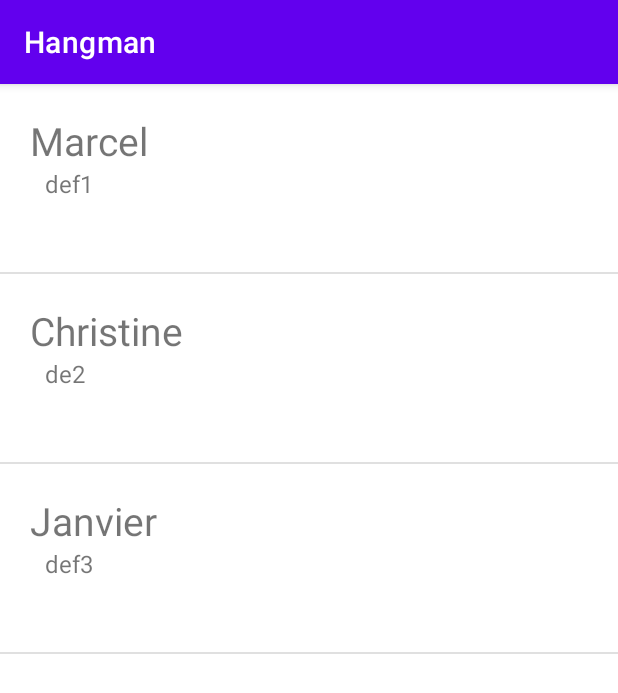
After one commit to bkrtraore/Hangman, an Android app: the Liste screen opened directly, with no data from a screen before it, on a phone screen of 412 x 824 dp. The commit adds this screen. Shown: the top 693 px of the screen. Run offline under Robolectric (Android 15) with nearby library versions, the phone set to English and light mode, and no system bars.

Commit message:
Complet, manque DB

```diff
--- a/app/src/main/AndroidManifest.xml
+++ b/app/src/main/AndroidManifest.xml
@@ -19,11 +19,11 @@
             </intent-filter>
         </activity>
         <activity
-            android:name="Options"
+            android:name=".Liste"
             android:exported="true">
         </activity>
         <activity
-            android:name="About"
+            android:name=".About"
             android:exported="true">
         </activity>
     </application>
--- /dev/null
+++ b/app/src/main/java/com/example/hangman/Liste.java
@@ -0,0 +1,53 @@
+package com.example.hangman;
+
+import android.os.Bundle;
+
+import androidx.annotation.Nullable;
+import androidx.appcompat.app.AppCompatActivity;
+import androidx.recyclerview.widget.DividerItemDecoration;
+import androidx.recyclerview.widget.LinearLayoutManager;
+import androidx.recyclerview.widget.RecyclerView;
+
+import java.util.ArrayList;
+
+public class Liste extends AppCompatActivity {
+
+
+    @Override
+    protected void onCreate(@Nullable Bundle savedInstanceState) {
+        super.onCreate(savedInstanceState);
+        setContentView (R.layout.liste);
+
+        ArrayList<Word> wordArrayList= new ArrayList<>();
+
+        Word one = new Word("Marcel","def1");
+        Word two = new Word("Christine","de2");
+        Word three = new Word("Janvier","def3");
+
+
+        wordArrayList.add(one);
+        wordArrayList.add(two);
+        wordArrayList.add(three);
+
+        RecyclerView recyclerView =findViewById(R.id.recyclerViewId);
+
+        WordRecyclerViewAdapter wordAdapter = new WordRecyclerViewAdapter(R.layout.word_item, this, wordArrayList);
+        RecyclerView.LayoutManager recyclerViewLayoutManager = new LinearLayoutManager(this);
+
+        recyclerView.setLayoutManager(recyclerViewLayoutManager);
+        recyclerView.setAdapter(wordAdapter);
+        recyclerView.addItemDecoration(new DividerItemDecoration(recyclerView.getContext(), DividerItemDecoration.VERTICAL));
+        /*
+        // Get drawable object
+        Drawable mDivider = ContextCompat.getDrawable(this, R.drawable.divider);
+        // Create a DividerItemDecoration whose orientation is Horizontal
+        DividerItemDecoration hItemDecoration = new DividerItemDecoration(this,
+                DividerItemDecoration.HORIZONTAL);
+        // Set the drawable on it
+        hItemDecoration.setDrawable(mDivider);
+        */
+    }
+
+
+
+}
--- a/app/src/main/java/com/example/hangman/Options.java
+++ /dev/null
@@ -1,6 +0,0 @@
-package com.example.hangman;
-
-import androidx.appcompat.app.AppCompatActivity;
-
-public class Options extends AppCompatActivity {
-}
--- /dev/null
+++ b/app/src/main/java/com/example/hangman/Word.java
@@ -0,0 +1,27 @@
+package com.example.hangman;
+
+public class Word {
+    public String mot ;
+    public String definition;
+
+    public Word(String mot, String definition) {
+        this.mot = mot;
+        this.definition = definition;
+    }
+
+    public String getMot() {
+        return mot;
+    }
+
+    public void setMot(String mot) {
+        this.mot = mot;
+    }
+
+    public String getDefinition() {
+        return definition;
+    }
+
+    public void setDefinition(String definition) {
+        this.definition = definition;
+    }
+}
--- /dev/null
+++ b/app/src/main/java/com/example/hangman/WordRecyclerViewAdapter.java
@@ -0,0 +1,72 @@
+package com.example.hangman;
+
+import android.content.Context;
+import android.view.LayoutInflater;
+import android.view.View;
+import android.view.ViewGroup;
+import android.widget.TextView;
+
+import androidx.annotation.NonNull;
+import androidx.recyclerview.widget.RecyclerView;
+
+import java.util.List;
+
+public class WordRecyclerViewAdapter extends RecyclerView.Adapter<WordRecyclerViewAdapter.WordViewHolder> {
+
+    private int cellLayoutResourceId;
+    private Context context;
+    private List<Word> wordList;
+    private LayoutInflater inflater;
+
+
+    public WordRecyclerViewAdapter(int cellLayoutResourceId, Context context, List<Word> wordList) {
+        this.cellLayoutResourceId = cellLayoutResourceId;
+        this.context = context;
+        this.wordList = wordList;
+        this.inflater = LayoutInflater.from(context);
+    }
+
+    @NonNull
+    @Override
+    public WordViewHolder onCreateViewHolder(@NonNull ViewGroup parent, int viewType) {
+        View view=inflater.inflate(cellLayoutResourceId,null,false);
+        WordRecyclerViewAdapter.WordViewHolder wHolder=new WordRecyclerViewAdapter.WordViewHolder(view);
+
+        return wHolder;
+    }
+
+    @Override
+    public void onBindViewHolder(@NonNull WordViewHolder holder, int position) {
+        Word word = wordList.get(position);
+        holder.mot.setText(word.mot);
+        holder.definition.setText(word.definition);
+    }
+
+    @Override
+    public int getItemCount() {
+        return wordList.size();
+    }
+
+    public class WordViewHolder extends RecyclerView.ViewHolder {
+        public TextView mot;
+        public TextView definition;
+        public View associatedView;
+
+        public WordViewHolder(@NonNull View view) {
+            super(view);
+
+            associatedView = view;
+            mot = (TextView) view.findViewById(R.id.word_mot);
+            definition = (TextView) view.findViewById(R.id.word_definition);
+        }
+
+        public TextView getMot() {
+            return mot;
+        }
+
+        public TextView getDefinition() {
+            return definition;
+        }
+
+    }
+}
--- /dev/null
+++ b/app/src/main/res/drawable/divider.xml
@@ -0,0 +1,8 @@
+<?xml version="1.0" encoding="utf-8"?>
+<shape xmlns:android="http://schemas.android.com/apk/res/android"
+    android:shape="line">
+    <size
+        android:width="1px"
+        android:height="1px"/>
+    <solid android:color="@color/black"/>
+</shape>
--- /dev/null
+++ b/app/src/main/res/layout/liste.xml
@@ -0,0 +1,10 @@
+<?xml version="1.0" encoding="utf-8"?>
+<RelativeLayout xmlns:android="http://schemas.android.com/apk/res/android"
+    android:layout_width="match_parent"
+    android:layout_height="wrap_content">
+
+    <androidx.recyclerview.widget.RecyclerView
+        android:id="@+id/recyclerViewId"
+        android:layout_width="match_parent"
+        android:layout_height="match_parent" />
+</RelativeLayout>
--- /dev/null
+++ b/app/src/main/res/layout/word_item.xml
@@ -0,0 +1,25 @@
+<?xml version="1.0" encoding="utf-8"?>
+<LinearLayout xmlns:android="http://schemas.android.com/apk/res/android"
+    xmlns:tools="http://schemas.android.com/tools"
+    android:layout_width="match_parent"
+    android:layout_height="match_parent"
+    android:orientation="vertical"
+    android:padding="20dip">
+
+    <TextView
+        android:id="@+id/word_mot"
+        android:layout_width="match_parent"
+        android:layout_height="wrap_content"
+        android:textSize="26sp" />
+
+    <TextView
+        android:id="@+id/word_definition"
+        android:layout_width="match_parent"
+        android:layout_height="50dp"
+        android:layout_marginStart="10dp"
+        android:textSize="16sp" />
+
+
+
+
+</LinearLayout>
--- a/app/src/main/res/menu/main.xml
+++ b/app/src/main/res/menu/main.xml
@@ -5,8 +5,8 @@
         android:onClick="newGame"
         android:title="@string/changer_de_mot" />
     <item
-        android:onClick="goToOptions"
-        android:title="@string/options" />
+        android:onClick="goToListe"
+        android:title="@string/liste" />
     <item
         android:onClick="goToAbout"
         android:title="@string/a_propos" />
--- a/app/src/main/res/values/strings.xml
+++ b/app/src/main/res/values/strings.xml
@@ -10,7 +10,7 @@
     <string name="letter_already_entered">Cette lettre a déjà été entrée </string>
     <!-- TODO: Remove or change this placeholder text -->
     <string name="hello_blank_fragment">Hello blank fragment</string>
-    <string name="options">Options</string>
+    <string name="liste">Liste des mots</string>
     <string name="a_propos">A propos</string>
     <string name="changer_de_mot">Changer de mot</string>
     <string name="riahi_ethan">RIAHI Ethan</string>
```
Also changed, not shown: app/src/main/java/com/example/hangman/MainActivity.java (+8 -4 lines), app/src/main/res/layout/options.xml (deleted, +0 -20 lines).
